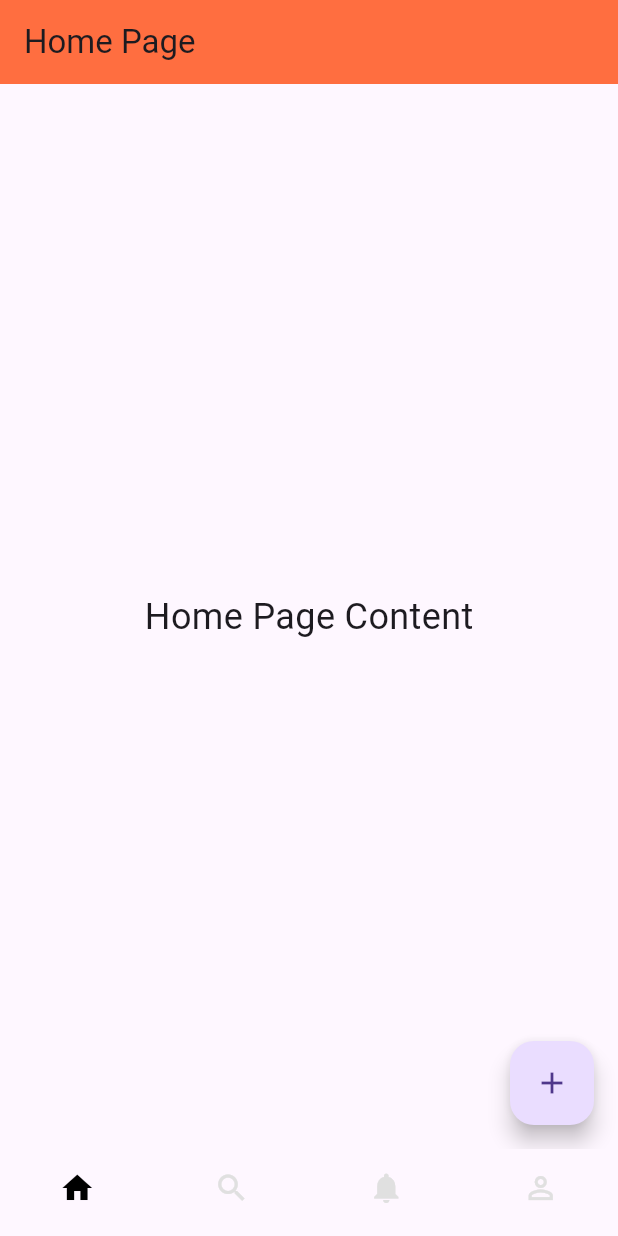
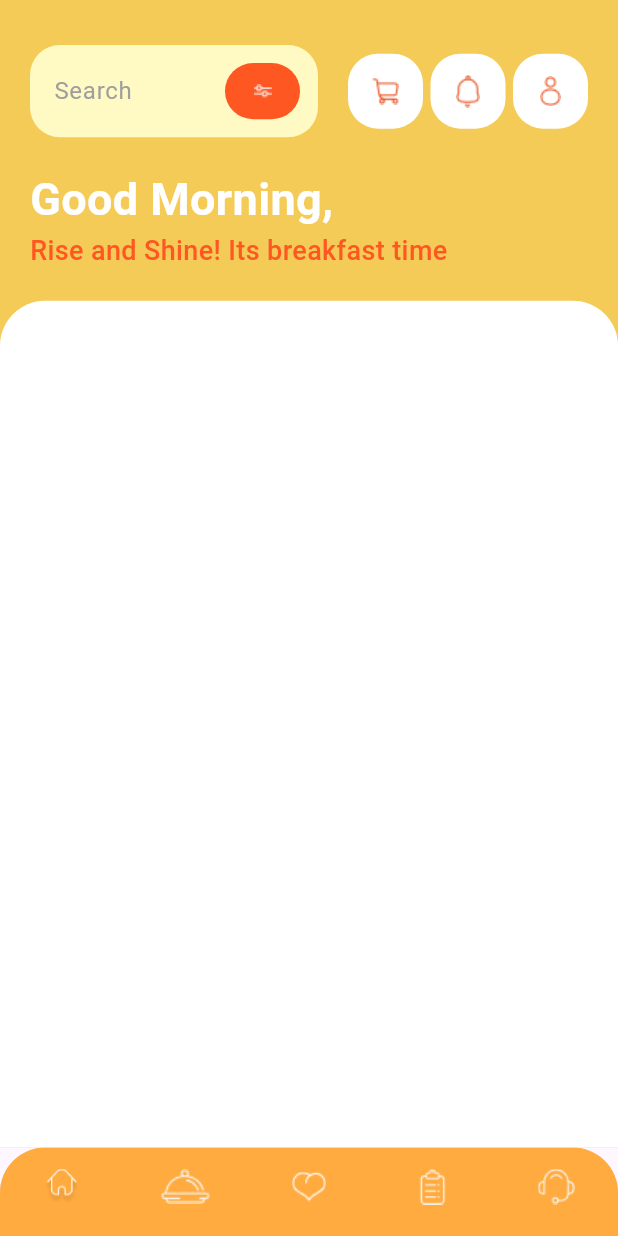
Before and after one commit to iamfarazbaloch/yumquick_app, a Flutter app: the AppMainScreen screen opened directly, on a phone screen of 412 x 824 dp. Run offline on Flutter 3.47's test engine with Material 3 defaults, Android fonts, the phone set to English and light mode, and no system bars; our stand-ins replace smooth_page_indicator.

Commit message:
custom app bar

```diff
--- a/lib/pages/app_main_screen.dart
+++ b/lib/pages/app_main_screen.dart
@@ -3,7 +3,6 @@ import 'package:yumquick_app/pages/contact_page.dart';
 import 'package:yumquick_app/pages/favorite_page.dart';
 import 'package:yumquick_app/pages/history_page.dart';
 import 'package:yumquick_app/pages/order_page.dart';
-
 import 'home_page.dart';
 
 class AppMainScreen extends StatefulWidget {
@@ -23,17 +22,22 @@ class _AppMainScreenState extends State<AppMainScreen> {
     HistoryPage(),
     ContactPage(),
   ];
+
   @override
   Widget build(BuildContext context) {
     return Scaffold(
       body: IndexedStack(index: currentIndex, children: pages),
-      bottomNavigationBar: BottomNavigationBar(
-        elevation: 0,
+      bottomNavigationBar: ClipRRect(
+        borderRadius: const BorderRadius.only(
+          topLeft: Radius.circular(30),
+          topRight: Radius.circular(30),
+        ),
+        child: BottomNavigationBar(
           currentIndex: currentIndex,
           type: BottomNavigationBarType.fixed,
-        // backgroundColor: Colors.white,
+          backgroundColor: Colors.orangeAccent,
           selectedItemColor: Colors.black,
-        unselectedItemColor: Colors.grey.shade300,
+          unselectedItemColor: Colors.white70,
           showSelectedLabels: false,
           showUnselectedLabels: false,
           onTap: (value) {
@@ -41,18 +45,29 @@ class _AppMainScreenState extends State<AppMainScreen> {
               currentIndex = value;
             });
           },
-        items: const [
-          BottomNavigationBarItem(icon: Icon(Icons.home), label: 'Home'),
-          BottomNavigationBarItem(icon: Icon(Icons.search), label: 'Search'),
+          items: [
             BottomNavigationBarItem(
-            icon: Icon(Icons.notifications),
-            label: 'Notifications',
+              icon: Image.asset('assets/icons/home.png', height: 24),
+              label: '',
             ),
             BottomNavigationBarItem(
-            icon: Icon(Icons.person_outline),
-            label: 'Profile',
+              icon: Image.asset('assets/icons/order.png', height: 24),
+              label: '',
+            ),
+            BottomNavigationBarItem(
+              icon: Image.asset('assets/icons/fav.png', height: 24),
+              label: '',
+            ),
+            BottomNavigationBarItem(
+              icon: Image.asset('assets/icons/time.png', height: 24),
+              label: '',
+            ),
+            BottomNavigationBarItem(
+              icon: Image.asset('assets/icons/contact.png', height: 24),
+              label: '',
             ),
           ],
+        ),
       ),
     );
   }
--- a/lib/pages/home_page.dart
+++ b/lib/pages/home_page.dart
@@ -1,4 +1,5 @@
 import 'package:flutter/material.dart';
+import 'package:yumquick_app/widgets/custom_text_field.dart';
 
 class HomePage extends StatefulWidget {
   const HomePage({super.key});
@@ -11,19 +12,93 @@ class _HomePageState extends State<HomePage> {
   @override
   Widget build(BuildContext context) {
     return Scaffold(
-      appBar: AppBar(
-        title: const Text('Home Page'),
-        backgroundColor: Colors.deepOrangeAccent,
-      ),
-      body: Center(
-        child: const Text('Home Page Content', style: TextStyle(fontSize: 24)),
-      ),
-      floatingActionButton: FloatingActionButton(
-        onPressed: () {
-          // Action to perform when the button is pressed
-        },
-        child: const Icon(Icons.add),
+      backgroundColor: const Color(0xFFF5CB58),
+      body: SafeArea(
+        child: Column(
+          children: [
+            Padding(
+              padding: const EdgeInsets.symmetric(horizontal: 20, vertical: 20),
+              child: Column(
+                crossAxisAlignment: CrossAxisAlignment.start,
+                children: [
+                  Row(
+                    children: [
+                      Expanded(
+                        child: CustomTextField(
+                          obscureText: false,
+                          hintText: 'Search',
+                          suffixIcon: Padding(
+                            padding: const EdgeInsets.all(12.0),
+                            child: Container(
+                              width: 50,
+
+                              decoration: BoxDecoration(
+                                color: Colors.deepOrange,
+                                borderRadius: BorderRadius.circular(100),
+                              ),
+                              child: Image.asset('assets/icons/menu.png'),
+                            ),
+                          ),
+                        ),
+                      ),
+                      const SizedBox(width: 20),
+                      _customButton('assets/icons/cart.png'),
+                      SizedBox(width: 5),
+                      _customButton('assets/icons/notification.png'),
+                      SizedBox(width: 5),
+                      _customButton('assets/icons/person.png'),
+                    ],
+                  ),
+                  const SizedBox(height: 20),
+                  Text(
+                    'Good Morning,',
+                    style: TextStyle(
+                      fontSize: 30,
+                      color: Colors.white,
+                      fontWeight: FontWeight.bold,
+                    ),
+                  ),
+                  Text(
+                    'Rise and Shine! Its breakfast time',
+                    style: TextStyle(
+                      fontSize: 18,
+                      color: Colors.deepOrange,
+                      fontWeight: FontWeight.w500,
+                    ),
+                  ),
+                ],
+              ),
+            ),
+            Expanded(
+              child: Container(
+                width: double.infinity,
+                padding: const EdgeInsets.all(30),
+                decoration: const BoxDecoration(
+                  color: Colors.white,
+                  borderRadius: BorderRadius.only(
+                    topLeft: Radius.circular(30),
+                    topRight: Radius.circular(30),
+                  ),
+                ),
+                child: Column(children: []),
+              ),
+            ),
+          ],
+        ),
       ),
     );
   }
+
+  Widget _customButton(String imagePath) {
+    return Container(
+      margin: EdgeInsets.only(top: 10),
+      width: 50,
+      height: 50,
+      decoration: BoxDecoration(
+        color: Colors.white,
+        borderRadius: BorderRadius.circular(20),
+      ),
+      child: Center(child: Image.asset(imagePath, height: 24)),
+    );
+  }
 }
```
Lines whose indentation alone changed are shown as unchanged.
